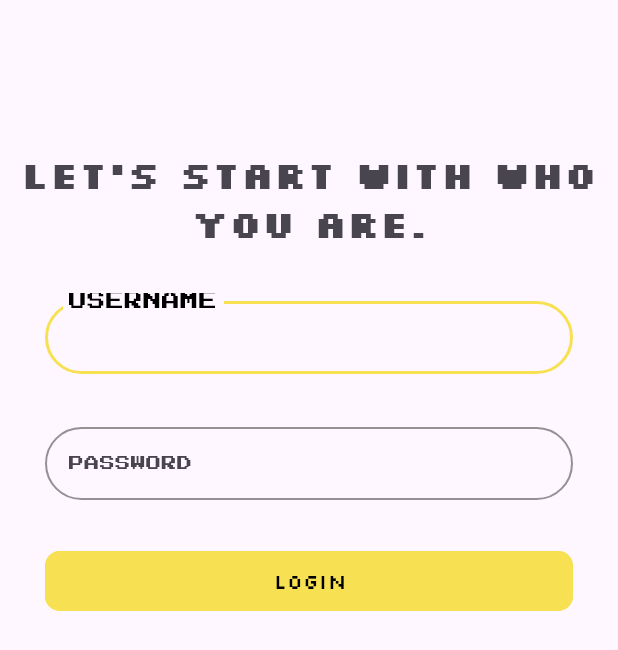
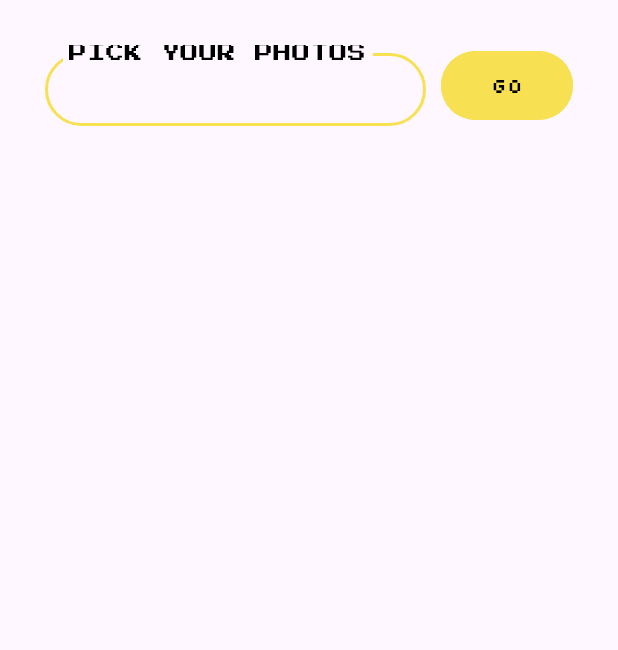
Before and after one commit to Aintor/androidCA, an Android app: the screen it shows after launch (MainActivity), on a phone screen of 412 x 824 dp. Shown: the top 650 px of the screen. Run offline under Robolectric (Android 15) with nearby library versions, the phone set to English and light mode, and no system bars.

Commit message:
init fetch fragment

```diff
--- a/app/src/main/java/iss/nus/edu/sg/androidca/MainActivity.kt
+++ b/app/src/main/java/iss/nus/edu/sg/androidca/MainActivity.kt
@@ -10,7 +10,7 @@ class MainActivity : AppCompatActivity() {
     override fun onCreate(savedInstanceState: Bundle?) {
         super.onCreate(savedInstanceState)
         enableEdgeToEdge()
-        setContentView(R.layout.fragment_login)
+        setContentView(R.layout.fragment_fetch)
         ViewCompat.setOnApplyWindowInsetsListener(findViewById(R.id.main)) { v, insets ->
             val systemBars = insets.getInsets(WindowInsetsCompat.Type.systemBars())
             v.setPadding(systemBars.left, systemBars.top, systemBars.right, systemBars.bottom)
--- a/app/src/main/res/layout/fragment_fetch.xml
+++ b/app/src/main/res/layout/fragment_fetch.xml
@@ -1,17 +1,42 @@
 <?xml version="1.0" encoding="utf-8"?>
 <androidx.constraintlayout.widget.ConstraintLayout xmlns:android="http://schemas.android.com/apk/res/android"
+    xmlns:app="http://schemas.android.com/apk/res-auto"
+    xmlns:tools="http://schemas.android.com/tools"
+    android:id="@+id/main"
     android:layout_width="match_parent"
     android:layout_height="match_parent"
-    xmlns:app="http://schemas.android.com/apk/res-auto">
-    <TextView
+    tools:context=".MainActivity">
+    <com.google.android.material.textfield.TextInputLayout
+        android:id="@+id/url"
+        style="@style/no_right_margin"
+        android:layout_width="0dp"
+        android:layout_height="wrap_content"
+        android:hint="@string/fetch_hint"
+        app:boxStrokeColor="@color/retro"
+        app:hintTextColor="@color/black"
+        app:layout_constraintTop_toTopOf="parent"
+        app:layout_constraintLeft_toLeftOf="parent"
+        app:layout_constraintRight_toLeftOf="@id/fetch_button">
+        <com.google.android.material.textfield.TextInputEditText
+            android:id="@+id/url_input"
+            android:layout_width="match_parent"
+            android:layout_height="wrap_content"
+            android:fontFamily="@font/theme"
+            android:inputType="text"
+            android:textSize="@dimen/input_size" />
+    </com.google.android.material.textfield.TextInputLayout>
+    <com.google.android.material.button.MaterialButton
         android:layout_width="wrap_content"
-        android:layout_height="wrap_content"
-        android:text="@string/fetch_title"
-        app:layout_constraintTop_toTopOf="parent"
-        app:layout_constraintStart_toStartOf="parent"
-        app:layout_constraintEnd_toEndOf="parent"
-        android:textSize="25sp"
-        android:fontFamily="@font/title"
-        android:gravity="center"
-        android:id="@+id/title"/>
+        android:layout_height="0dp"
+        android:id="@+id/fetch_button"
+        app:layout_constraintTop_toTopOf="@id/url"
+        app:layout_constraintBottom_toBottomOf="@id/url"
+        app:layout_constraintLeft_toRightOf="@id/url"
+        app:layout_constraintRight_toRightOf="parent"
+        android:text="@string/fetch_button"
+        android:fontFamily="@font/normal"
+        android:backgroundTint="@color/retro"
+        android:textColor="@color/black"
+        android:layout_marginStart="@dimen/button_margin"
+        android:layout_marginEnd="@dimen/margin_textedit" />
 </androidx.constraintlayout.widget.ConstraintLayout>
--- a/app/src/main/res/layout/fragment_login.xml
+++ b/app/src/main/res/layout/fragment_login.xml
@@ -2,7 +2,8 @@
 <androidx.constraintlayout.widget.ConstraintLayout xmlns:android="http://schemas.android.com/apk/res/android"
     android:layout_width="match_parent"
     android:layout_height="match_parent"
-    xmlns:app="http://schemas.android.com/apk/res-auto">
+    xmlns:app="http://schemas.android.com/apk/res-auto"
+    >
     <com.airbnb.lottie.LottieAnimationView
         android:layout_width="wrap_content"
         android:layout_height="wrap_content"
--- a/app/src/main/res/values/dimens.xml
+++ b/app/src/main/res/values/dimens.xml
@@ -5,4 +5,5 @@
     <dimen name="button_radius">10dp</dimen>
     <dimen name="normal_size">10sp</dimen>
     <dimen name="input_size">10sp</dimen>
+    <dimen name="button_margin">10dp</dimen>
 </resources>
--- a/app/src/main/res/values/strings.xml
+++ b/app/src/main/res/values/strings.xml
@@ -4,6 +4,6 @@
     <string name="username_hint">USERNAME</string>
     <string name="password_hint">PASSWORD</string>
     <string name="login_submission">Login</string>
-    <string name="fetch_title">Pick your photos</string>
-
+    <string name="fetch_hint">PICK YOUR PHOTOS</string>
+    <string name="fetch_button">go</string>
 </resources>
--- a/app/src/main/res/values/styles.xml
+++ b/app/src/main/res/values/styles.xml
@@ -6,7 +6,9 @@
         <item name="boxCornerRadiusTopEnd">@dimen/radius</item>
         <item name="boxCornerRadiusTopStart">@dimen/radius</item>
     </style>
-    <style name="hint_style">
-        <item name="fontFamily">@font/normal</item>
+    <style name="no_right_margin" parent="input_radius">
+        <item name="android:layout_marginTop">@dimen/margin_textedit</item>
+        <item name="android:layout_marginBottom">@dimen/margin_textedit</item>
+        <item name="android:layout_marginStart">@dimen/margin_textedit</item>
     </style>
 </resources>
```
